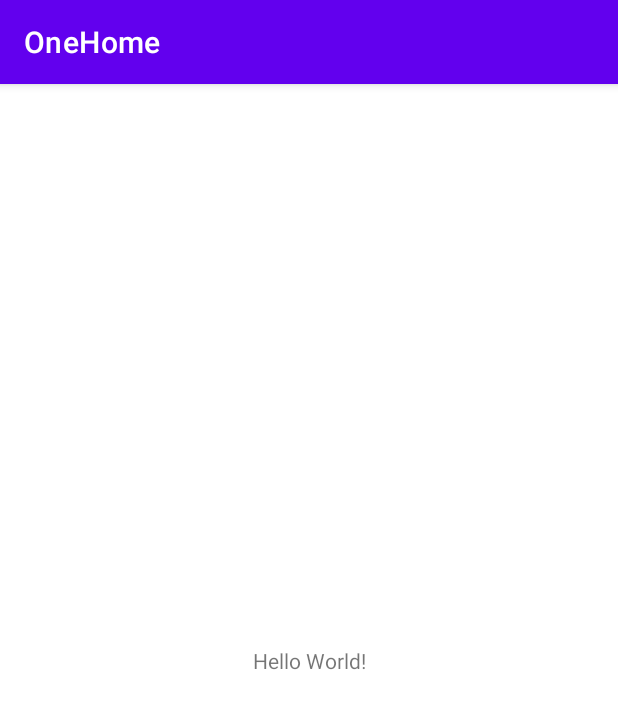
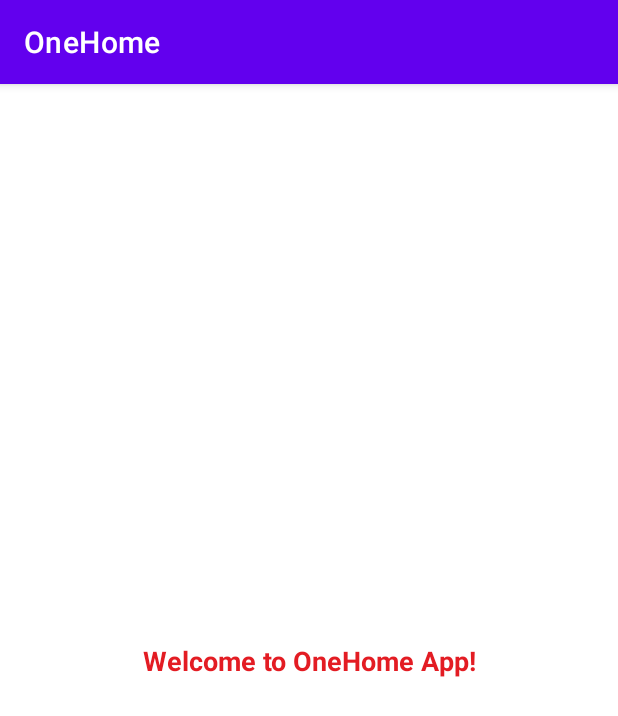
Before and after one commit to UtsavSharma2141/OneHome, an Android app: the screen it shows after launch (MainActivity), on a phone screen of 412 x 824 dp. Shown: the top 716 px of the screen. Run offline under Robolectric (Android 15) with nearby library versions, the phone set to English and light mode, and no system bars.

```diff
--- a/OneHome/src/main/java/ca/thecollective/it/onehome/MainActivity.java
+++ b/OneHome/src/main/java/ca/thecollective/it/onehome/MainActivity.java
@@ -1,3 +1,4 @@
+/* Utsav Sharma N01392141 Section A*/
 package ca.thecollective.it.onehome;
 
 import androidx.appcompat.app.AppCompatActivity;
--- a/OneHome/src/main/res/layout/activity_main.xml
+++ b/OneHome/src/main/res/layout/activity_main.xml
@@ -9,7 +9,11 @@
     <TextView
         android:layout_width="wrap_content"
         android:layout_height="wrap_content"
-        android:text="Hello World!"
+        android:text="Welcome to OneHome App!"
+        android:textColor="#E31C23"
+
+        android:textSize="18sp"
+        android:textStyle="bold"
         app:layout_constraintBottom_toBottomOf="parent"
         app:layout_constraintLeft_toLeftOf="parent"
         app:layout_constraintRight_toRightOf="parent"
```
